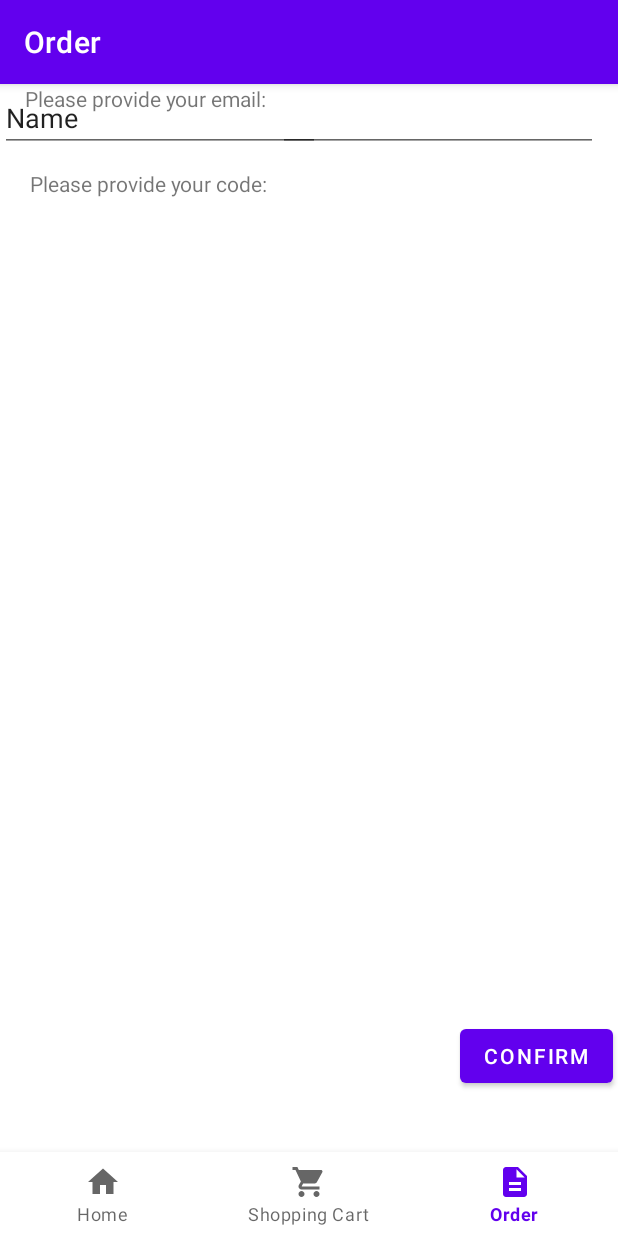
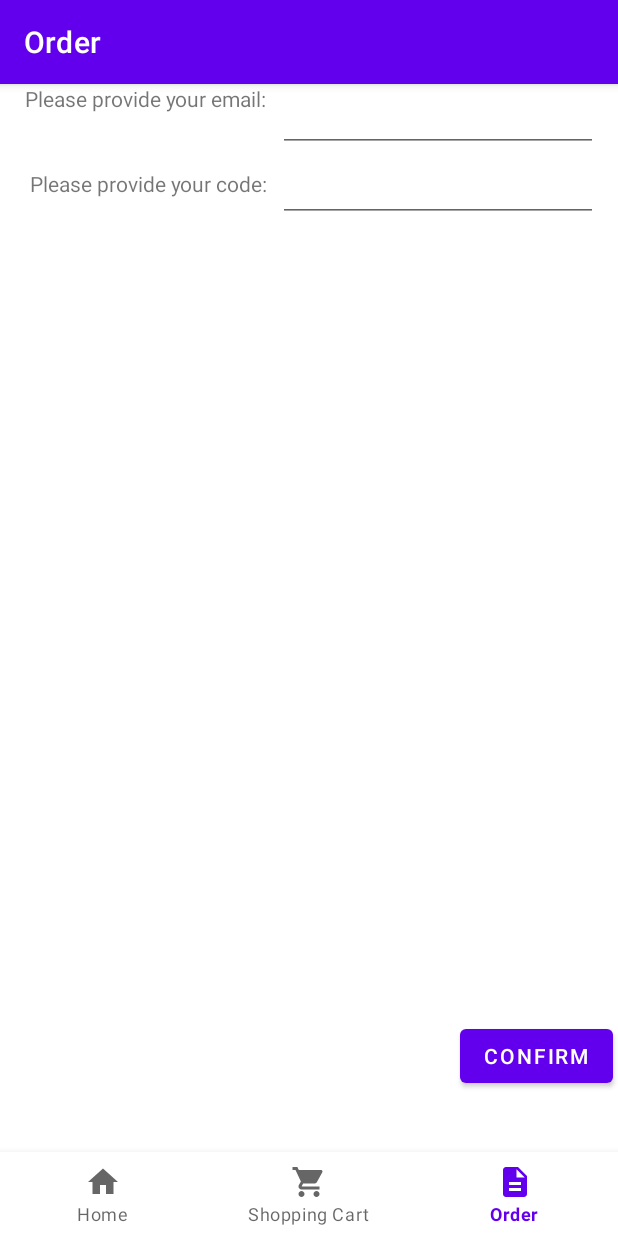
Before and after one commit to Ethan7102/COMP4342-Mobile-Computing, an Android app: the NotificationsFragment screen opened through its navigation route, on a phone screen of 412 x 824 dp. Run offline under Robolectric (Android 15) with nearby library versions, the phone set to English and light mode, and no system bars; our stand-ins replace navigation-ui; network calls fail.

```diff
--- a/MobileShopping/app/src/main/java/com/example/mobileshopping/ui/notifications/NotificationsFragment.java
+++ b/MobileShopping/app/src/main/java/com/example/mobileshopping/ui/notifications/NotificationsFragment.java
@@ -52,6 +52,7 @@ public class NotificationsFragment extends Fragment {
     MaterialButton btnConfirm;
     HttpURLConnection con;
     JSONArray orders;
+    String[] orderList;
 
 
     private NotificationsViewModel notificationsViewModel;
@@ -125,8 +126,10 @@ public class NotificationsFragment extends Fragment {
                         String productName = order.optString("productName");
                         String price = order.optString("price");
                         String quantity = order.optString("quantity");
-
+                        orderList[i] = "Product Name: " + productName + "\nPrice: " + price + "\nQuantity: " + quantity;
                     }
+                    ArrayAdapter adapter = new ArrayAdapter(getActivity(), android.R.layout.simple_list_item_1, orderList);
+                    lvOrder.setAdapter(adapter);
                 }
                 catch (Exception e){
                     e.printStackTrace();
--- a/MobileShopping/app/src/main/res/layout/fragment_notifications.xml
+++ b/MobileShopping/app/src/main/res/layout/fragment_notifications.xml
@@ -69,10 +69,13 @@
         android:id="@+id/txtCode"
         android:layout_width="wrap_content"
         android:layout_height="wrap_content"
+        android:layout_marginStart="1dp"
+        android:layout_marginTop="1dp"
+        android:layout_marginEnd="11dp"
         android:ems="10"
         android:inputType="textPersonName"
-        android:text="Name"
-        tools:layout_editor_absoluteX="187dp"
-        tools:layout_editor_absoluteY="49dp" />
+        app:layout_constraintEnd_toEndOf="parent"
+        app:layout_constraintStart_toEndOf="@+id/textView2"
+        app:layout_constraintTop_toBottomOf="@+id/txtEmail" />
 
 </androidx.constraintlayout.widget.ConstraintLayout>
```
